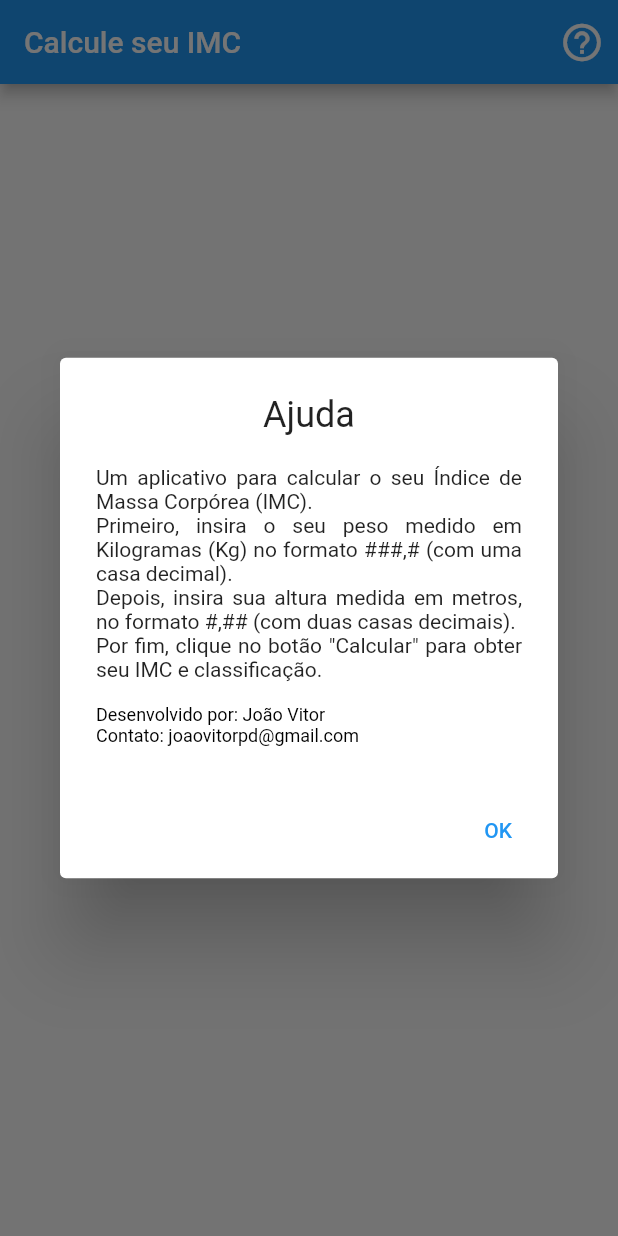
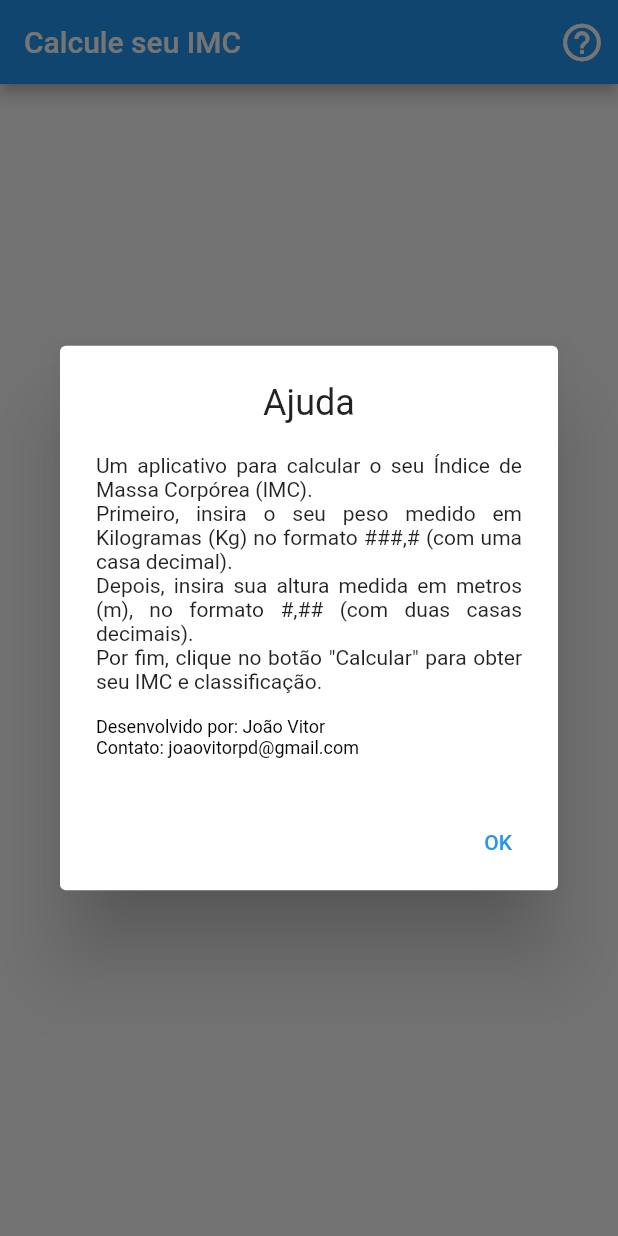
Before and after one commit to joaovitorpd/calculo_imc, a Flutter app: the screen it shows after launch, after a tap on the "help outline" icon, on a phone screen of 412 x 824 dp. Run offline on Flutter 3.47's test engine with Material 2 defaults, Android fonts, the phone set to English and light mode, and no system bars; our stand-ins replace brasil_fields.

Commit message:
Fixed text in _janelaDeAjuda

```diff
--- a/lib/main.dart
+++ b/lib/main.dart
@@ -267,7 +267,7 @@ Future<void> _janelaDeAjuda(BuildContext context) {
               style: Theme.of(context).textTheme.bodyMedium,
             ),
             Text(
-              "Depois, insira sua altura medida em metros, no formato #,## (com duas casas decimais).",
+              "Depois, insira sua altura medida em metros (m), no formato #,## (com duas casas decimais).",
               textAlign: TextAlign.justify,
               style: Theme.of(context).textTheme.bodyMedium,
             ),
```
